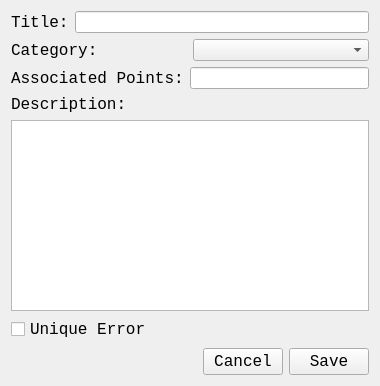
ezfe/grading-assistant-cs205, file GAUI/flagdialog.ui: the form before one commit.
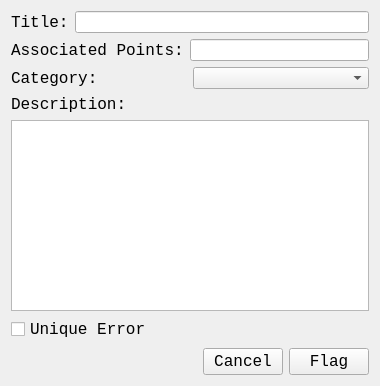
The form after the commit.

Commit message:
adding annotations makes new annotations
-to avoid confusing locale stuff

Patch:
```diff
--- a/GAUI/flagdialog.ui
+++ b/GAUI/flagdialog.ui
@@ -34,26 +34,6 @@
      </item>
     </layout>
    </item>
-   <item>
-    <layout class="QHBoxLayout" name="horizontalLayout_6">
-     <item>
-      <widget class="QLabel" name="categoryLabel2">
-       <property name="font">
-        <font>
-         <family>Monospace</family>
-         <pointsize>12</pointsize>
-        </font>
-       </property>
-       <property name="text">
-        <string>Category:</string>
-       </property>
-      </widget>
-     </item>
-     <item>
-      <widget class="QComboBox" name="categoryBox"/>
-     </item>
-    </layout>
-   </item>
    <item>
     <layout class="QHBoxLayout" name="horizontalLayout_7">
      <item>
@@ -74,6 +54,26 @@
      </item>
     </layout>
    </item>
+   <item>
+    <layout class="QHBoxLayout" name="horizontalLayout_6">
+     <item>
+      <widget class="QLabel" name="categoryLabel2">
+       <property name="font">
+        <font>
+         <family>Monospace</family>
+         <pointsize>12</pointsize>
+        </font>
+       </property>
+       <property name="text">
+        <string>Category:</string>
+       </property>
+      </widget>
+     </item>
+     <item>
+      <widget class="QComboBox" name="categoryBox"/>
+     </item>
+    </layout>
+   </item>
    <item>
     <widget class="QLabel" name="descriptionLabel2">
      <property name="font">
@@ -143,7 +143,7 @@
         </font>
        </property>
        <property name="text">
-        <string>Save</string>
+        <string>Flag</string>
        </property>
        <property name="autoDefault">
         <bool>false</bool>
```
The commit also changes 2 other files.
